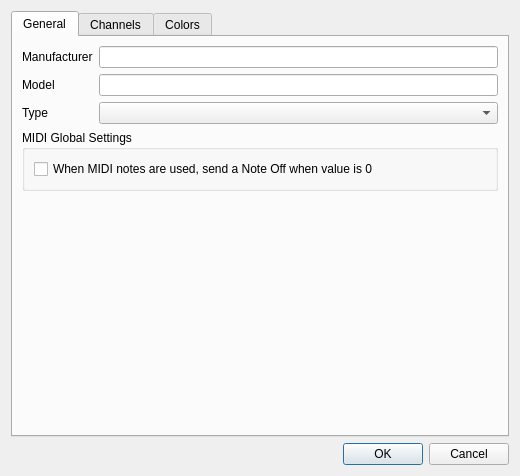
Before: the Qt Designer form ui/src/inputprofileeditor.ui in mcallegari/qlcplus, drawn with Qt 5.
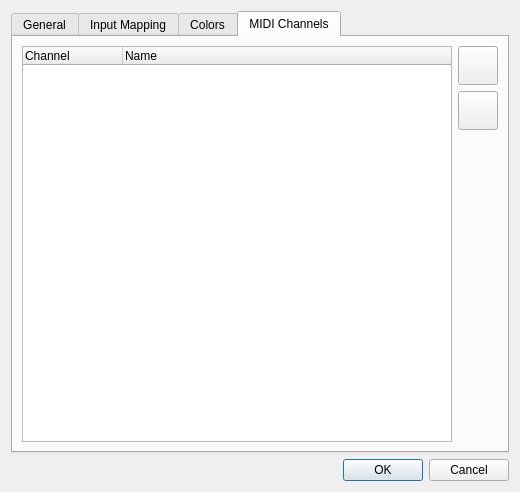
After: the same form once the commit is applied. The open tabs and pages were chosen to show the change. Icons and pictures are not drawn.

Commit message: ui: handle custom midi channel when sending feedbacks

```diff
--- a/ui/src/inputprofileeditor.ui
+++ b/ui/src/inputprofileeditor.ui
@@ -26,7 +26,7 @@
     <x>0</x>
     <y>0</y>
     <width>520</width>
-    <height>476</height>
+    <height>492</height>
    </rect>
   </property>
   <property name="windowTitle">
@@ -131,7 +131,7 @@
      </widget>
      <widget class="QWidget" name="tab_2">
       <attribute name="title">
-       <string>Channels</string>
+       <string>Input Mapping</string>
       </attribute>
       <layout class="QGridLayout" name="gridLayout_2">
        <item row="6" column="0">
@@ -476,6 +476,80 @@
        </item>
       </layout>
      </widget>
+     <widget class="QWidget" name="tab_4">
+      <attribute name="title">
+       <string>MIDI Channels</string>
+      </attribute>
+      <layout class="QGridLayout" name="gridLayout_8">
+       <item row="0" column="1">
+        <widget class="QToolButton" name="m_addMidiChannelButton">
+         <property name="toolTip">
+          <string>Add a new MIDI channel</string>
+         </property>
+         <property name="text">
+          <string notr="true"/>
+         </property>
+         <property name="icon">
+          <iconset resource="qlcui.qrc">
+           <normaloff>:/edit_add.png</normaloff>:/edit_add.png</iconset>
+         </property>
+         <property name="iconSize">
+          <size>
+           <width>32</width>
+           <height>32</height>
+          </size>
+         </property>
+        </widget>
+       </item>
+       <item row="1" column="1">
+        <widget class="QToolButton" name="m_removeMidiChannelButton">
+         <property name="toolTip">
+          <string>Remove the selected MIDI channel</string>
+         </property>
+         <property name="text">
+          <string notr="true"/>
+         </property>
+         <property name="icon">
+          <iconset resource="qlcui.qrc">
+           <normaloff>:/edit_remove.png</normaloff>:/edit_remove.png</iconset>
+         </property>
+         <property name="iconSize">
+          <size>
+           <width>32</width>
+           <height>32</height>
+          </size>
+         </property>
+        </widget>
+       </item>
+       <item row="2" column="1">
+        <spacer name="verticalSpacer_4">
+         <property name="orientation">
+          <enum>Qt::Vertical</enum>
+         </property>
+         <property name="sizeHint" stdset="0">
+          <size>
+           <width>20</width>
+           <height>40</height>
+          </size>
+         </property>
+        </spacer>
+       </item>
+       <item row="0" column="0" rowspan="3">
+        <widget class="QTreeWidget" name="m_midiChannelsTree">
+         <column>
+          <property name="text">
+           <string>Channel</string>
+          </property>
+         </column>
+         <column>
+          <property name="text">
+           <string>Name</string>
+          </property>
+         </column>
+        </widget>
+       </item>
+      </layout>
+     </widget>
     </widget>
    </item>
   </layout>
```
Left out of the diff: 28 changed lines with no effect on the pictures. The commit also changes 6 other files.
